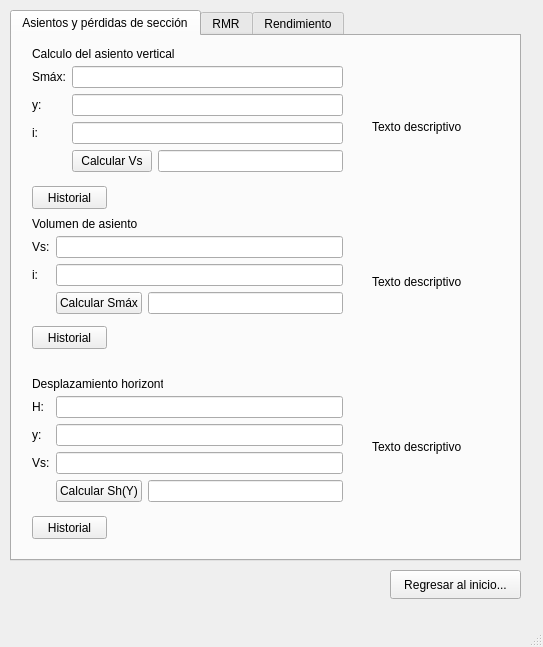
This is maincalculoswindow.ui in lumartch/Proyecto_Tuneladora as Qt 5 draws it before an edit. The edited form follows.
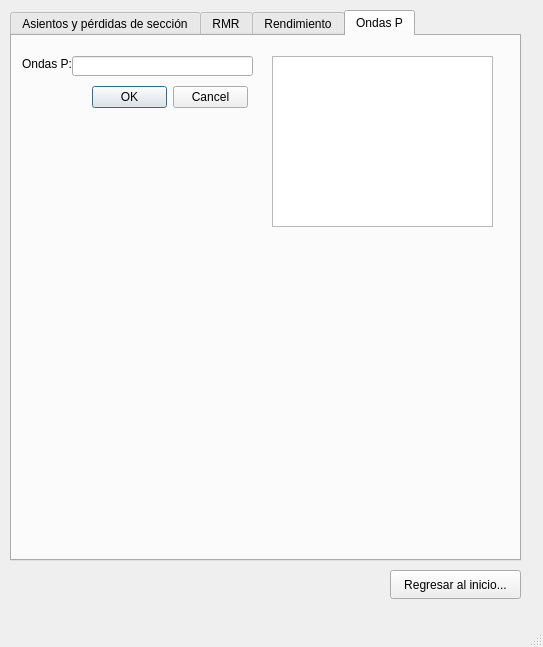
This is the edited form.

Commit message: Integración de nuevo de Ondas P

```diff
--- a/maincalculoswindow.ui
+++ b/maincalculoswindow.ui
@@ -24,7 +24,7 @@
      </rect>
     </property>
     <property name="currentIndex">
-     <number>0</number>
+     <number>3</number>
     </property>
     <widget class="QWidget" name="asientosPerdidasSeccionTab">
      <attribute name="title">
@@ -49,7 +49,7 @@
         <x>20</x>
         <y>200</y>
         <width>311</width>
-        <height>82</height>
+        <height>103</height>
        </rect>
       </property>
       <layout class="QFormLayout" name="cubetaAsientosLayout">
@@ -108,7 +108,7 @@
         <x>20</x>
         <y>30</y>
         <width>311</width>
-        <height>110</height>
+        <height>138</height>
        </rect>
       </property>
       <layout class="QFormLayout" name="asientoVerticalLayout">
@@ -190,7 +190,7 @@
         <x>20</x>
         <y>360</y>
         <width>311</width>
-        <height>111</height>
+        <height>138</height>
        </rect>
       </property>
       <layout class="QFormLayout" name="desplazamientoLayout">
@@ -974,6 +974,57 @@
       </property>
      </widget>
     </widget>
+    <widget class="QWidget" name="ondasP">
+     <attribute name="title">
+      <string>Ondas P</string>
+     </attribute>
+     <widget class="QTextEdit" name="tipoPiedraTE">
+      <property name="geometry">
+       <rect>
+        <x>260</x>
+        <y>20</y>
+        <width>221</width>
+        <height>171</height>
+       </rect>
+      </property>
+     </widget>
+     <widget class="QLineEdit" name="ondasPLE">
+      <property name="geometry">
+       <rect>
+        <x>60</x>
+        <y>20</y>
+        <width>181</width>
+        <height>20</height>
+       </rect>
+      </property>
+     </widget>
+     <widget class="QDialogButtonBox" name="piedraBB">
+      <property name="geometry">
+       <rect>
+        <x>80</x>
+        <y>50</y>
+        <width>156</width>
+        <height>23</height>
+       </rect>
+      </property>
+      <property name="standardButtons">
+       <set>QDialogButtonBox::Cancel|QDialogButtonBox::Ok</set>
+      </property>
+     </widget>
+     <widget class="QLabel" name="ondasPL">
+      <property name="geometry">
+       <rect>
+        <x>10</x>
+        <y>20</y>
+        <width>51</width>
+        <height>16</height>
+       </rect>
+      </property>
+      <property name="text">
+       <string>Ondas P:</string>
+      </property>
+     </widget>
+    </widget>
    </widget>
    <widget class="QPushButton" name="pushButton">
     <property name="geometry">
```
Left out of the diff: 16 changed lines with no effect on the pictures. The commit also changes 3 other files.
